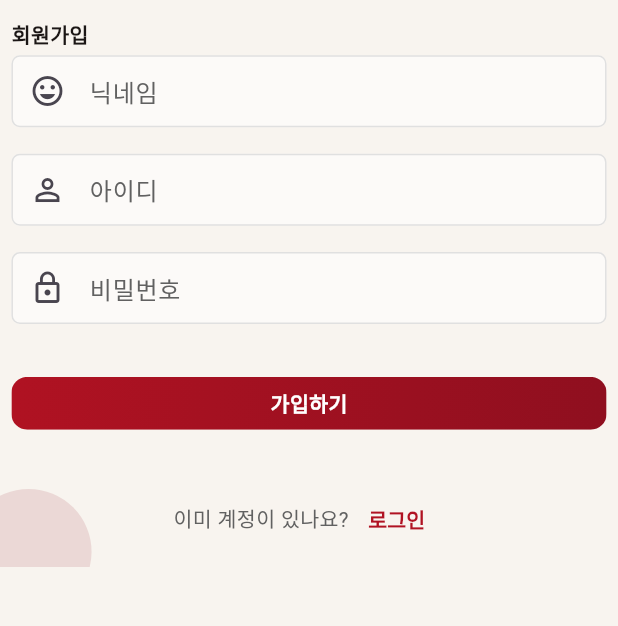
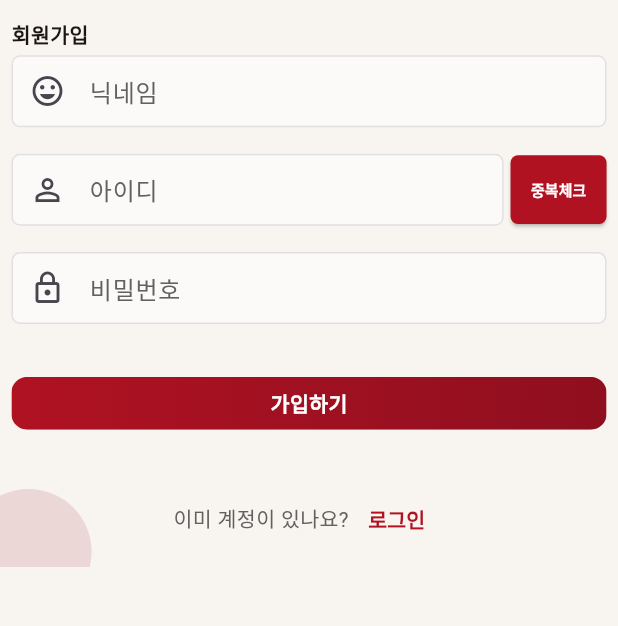
Before and after one commit to kr-Uk/pizzaeatho, a Flutter app: the JoinView screen opened by its route, on a phone screen of 412 x 824 dp, the part 405-1031 px from its top. Run offline on Flutter 3.47's test engine with Material 3 defaults, Android fonts, the phone set to English and light mode, and no system bars; our stand-ins replace firebase_core, firebase_messaging, flutter_blue_plus, flutter_local_notifications, flutter_screenutil, flutter_secure_storage and 6 more; missing offline and left inert: onnxruntime; accounts and stored records are empty; network calls fail.

Commit message:
토스트메시지

```diff
--- a/pizza_eat_ho/lib/data/datasource/auth_remote_datasource.dart
+++ b/pizza_eat_ho/lib/data/datasource/auth_remote_datasource.dart
@@ -91,7 +91,7 @@ class AuthRemoteDataSource {
 
     final url = Uri.http(IP_PORT, "${END_POINT}/checkid/${userId}");
 
-    final response = await http.post(url);
+    final response = await http.get(url);
 
     // 실패시
     if (response.statusCode != 200) {
--- a/pizza_eat_ho/lib/ui/auth/join_view.dart
+++ b/pizza_eat_ho/lib/ui/auth/join_view.dart
@@ -21,6 +21,9 @@ class _JoinViewState extends State<JoinView> {
   final TextEditingController _pwController = TextEditingController();
   final TextEditingController _nameController = TextEditingController();
   String? _localError;
+  bool _isCheckingId = false;
+  bool? _isIdAvailable;
+  String? _idCheckMessage;
 
   @override
   void dispose() {
@@ -88,8 +91,7 @@ class _JoinViewState extends State<JoinView> {
                         ),
                         Transform.translate(
                           offset: Offset(0, -12.h),
-                          child: Text(
-                            '회원가입하고 다양한 혜택을 받아보세요',
+                          child: Text('회원가입하고 다양한 혜택을 받아보세요',
                             style: TextStyle(
                               fontSize: 30.sp,
                               color: Colors.grey.shade700,
@@ -100,8 +102,7 @@ class _JoinViewState extends State<JoinView> {
                     ),
                   ),
                   SizedBox(height: 16.h),
-                  Text(
-                    '회원가입',
+                  Text('회원가입',
                     style: TextStyle(
                       fontSize: 36.sp,
                       fontWeight: FontWeight.bold,
@@ -140,7 +141,10 @@ class _JoinViewState extends State<JoinView> {
                     },
                   ),
                   SizedBox(height: 50.h),
-                  TextField(
+                  Row(
+                    children: [
+                      Expanded(
+                        child: TextField(
                           controller: _idController,
                           style: TextStyle(fontSize: 28.sp),
                           decoration: InputDecoration(
@@ -168,8 +172,85 @@ class _JoinViewState extends State<JoinView> {
                             if (_localError != null) {
                               setState(() => _localError = null);
                             }
+                            if (_idCheckMessage != null || _isIdAvailable != null) {
+                              setState(() {
+                                _idCheckMessage = null;
+                                _isIdAvailable = null;
+                              });
+                            }
                           },
                         ),
+                      ),
+                      SizedBox(width: 12.w),
+                      SizedBox(
+                        height: 130.h,
+                        child: ElevatedButton(
+                          onPressed: _isCheckingId
+                              ? null
+                              : () async {
+                                  final id = _idController.text.trim();
+                                  if (id.isEmpty) {
+                                    setState(() {
+                                      _idCheckMessage = '아이디를 입력해주세요.';
+                                      _isIdAvailable = false;
+                                    });
+                                    return;
+                                  }
+                                  setState(() => _isCheckingId = true);
+                                  final available =
+                                      await authViewModel.checkUserId(id);
+                                  if (!mounted) return;
+                                  setState(() {
+                                    _isCheckingId = false;
+                                    _isIdAvailable = available;
+                                    _idCheckMessage = available
+                                        ? '사용 가능한 아이디입니다.'
+                                        : '이미 사용중인 아이디입니다.';
+                                  });
+                                },
+                          style: ElevatedButton.styleFrom(
+                            backgroundColor: _accentRed,
+                            foregroundColor: Colors.white,
+                            padding: EdgeInsets.symmetric(
+                              horizontal: 16.w,
+                              vertical: 12.h,
+                            ),
+                            shape: RoundedRectangleBorder(
+                              borderRadius: BorderRadius.circular(14.r),
+                            ),
+                          ),
+                          child: _isCheckingId
+                              ? const SizedBox(
+                                  width: 16,
+                                  height: 16,
+                                  child: CircularProgressIndicator(
+                                    strokeWidth: 2,
+                                    color: Colors.white,
+                                  ),
+                                )
+                              : Text(
+                                  '중복체크',
+                                  style: TextStyle(
+                                    fontSize: 26.sp,
+                                    fontWeight: FontWeight.w600,
+                                  ),
+                                ),
+                        ),
+                      ),
+                    ],
+                  ),
+                  if (_idCheckMessage != null) ...[
+                    SizedBox(height: 8.h),
+                    Text(
+                      _idCheckMessage!,
+                      style: TextStyle(
+                        color: _isIdAvailable == true
+                            ? Colors.green.shade700
+                            : Colors.red.shade700,
+                        fontSize: 26.sp,
+                      ),
+                    ),
+                  ],
                   SizedBox(height: 50.h),
                   TextField(
                     controller: _pwController,
@@ -251,6 +332,12 @@ class _JoinViewState extends State<JoinView> {
                                       });
                                       return;
                                     }
+                                    if (_isIdAvailable != true) {
+                                      setState(() {
+                                        _localError = '아이디 중복 확인을 해주세요.';
+                                      });
+                                      return;
+                                    }
                                     final success = await authViewModel.signup(
                                       id: _idController.text.trim(),
                                       pw: _pwController.text.trim(),
--- a/pizza_eat_ho/lib/ui/order/order_detail_view.dart
+++ b/pizza_eat_ho/lib/ui/order/order_detail_view.dart
@@ -95,6 +95,9 @@ class _OrderDetailViewState extends State<OrderDetailView> {
                   if (!success) {
                     Navigator.pushNamed(context, "/login");
                   } else {
+                    ScaffoldMessenger.of(context).showSnackBar(
+                      const SnackBar(content: Text('장바구니에 담겼습니다.')),
+                    );
                     Navigator.pop(context);
                   }
                 },
```
Also changed, not shown: pizza_eat_ho/lib/ui/auth/auth_viewmodel.dart (+11 -0 lines), pizza_eat_ho/lib/ui/order/order_history_detail_view.dart (+15 -5 lines), pizza_eat_ho/lib/ui/order/shoppingcart_view.dart (+8 -1 lines). Lines whose indentation alone changed are shown as unchanged.
